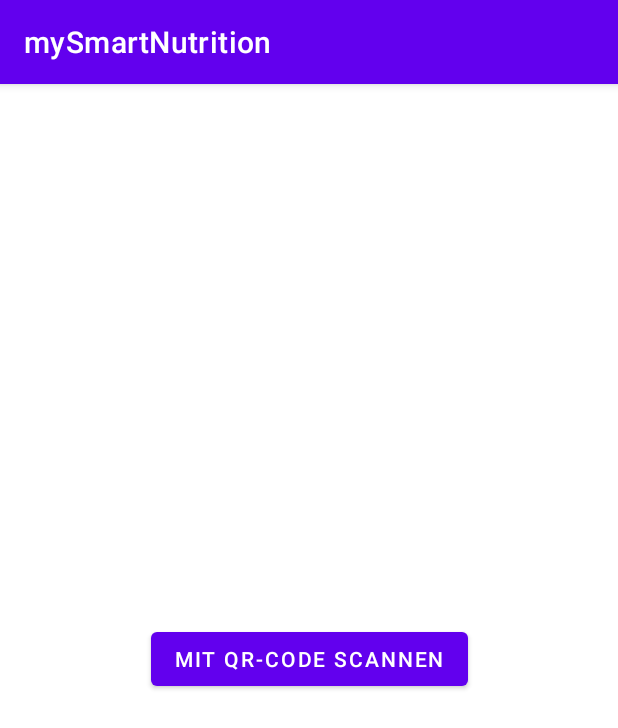
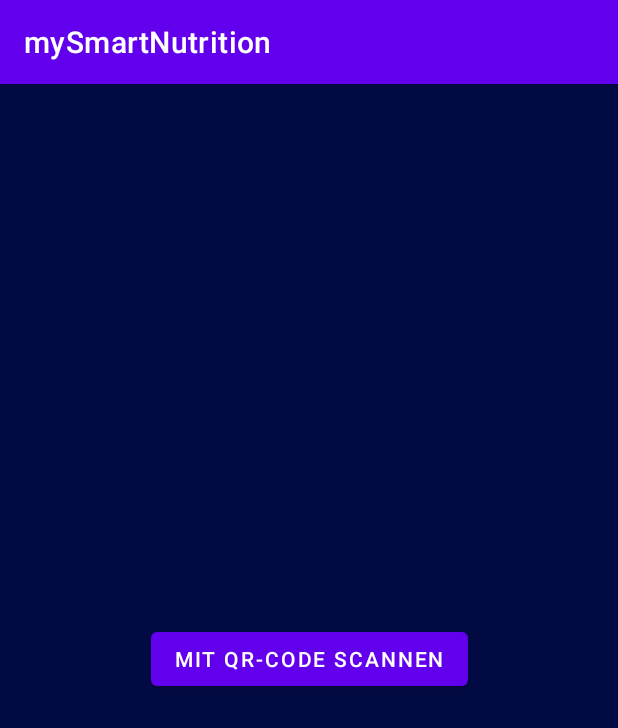
Before and after one commit to Marvintschi/mySmartNutrition, an Android app: the screen it shows after launch (AddProduct), after a tap on an icon or button, on a phone screen of 412 x 824 dp. Shown: the top 728 px of the screen. Run offline under Robolectric (Android 15) with nearby library versions, the phone set to English and light mode, and no system bars.

Commit message:
background

```diff
--- a/app/src/main/java/com/example/mysmartnutrition/MainActivity.java
+++ b/app/src/main/java/com/example/mysmartnutrition/MainActivity.java
@@ -11,16 +11,16 @@ import com.google.android.material.floatingactionbutton.FloatingActionButton;
 public class MainActivity extends AppCompatActivity {
 
     // Objects from the activity_main.xml file
-    FloatingActionButton fab;
+    FloatingActionButton addButton;
 
     @Override
     protected void onCreate(Bundle savedInstanceState) {
         super.onCreate(savedInstanceState);
         setContentView(R.layout.activity_main);
 
-        fab = findViewById(R.id.fab);
+        addButton = findViewById(R.id.fab);
 
-        fab.setOnClickListener(new View.OnClickListener() {
+        addButton.setOnClickListener(new View.OnClickListener() {
             @Override
             public void onClick(View view) {
                 Intent intent = new Intent(MainActivity.this, AddProduct.class);
--- a/app/src/main/res/layout/activity_add_product.xml
+++ b/app/src/main/res/layout/activity_add_product.xml
@@ -4,6 +4,7 @@
     xmlns:tools="http://schemas.android.com/tools"
     android:layout_width="match_parent"
     android:layout_height="match_parent"
+    android:background="@color/background"
     tools:context=".AddProduct">
 
     <Button
--- a/app/src/main/res/values/colors.xml
+++ b/app/src/main/res/values/colors.xml
@@ -3,8 +3,11 @@
     <color name="purple_200">#FFBB86FC</color>
     <color name="purple_500">#FF6200EE</color>
     <color name="purple_700">#FF3700B3</color>
-    <color name="teal_200">#FF03DAC5</color>
-    <color name="teal_700">#FF018786</color>
+    <color name="teal_200">#007f9b</color>
+    <color name="secondaryMain">#007f9b</color>
     <color name="black">#FF000000</color>
     <color name="white">#FFFFFFFF</color>
+    <color name="background">#010A43</color>
+    <color name="foreground_1">#1F2861</color>
+    <color name="foreground_2">#FF212A60</color>
 </resources>
```
Also changed, not shown: app/src/main/res/layout/activity_main.xml (+17 -1 lines).
